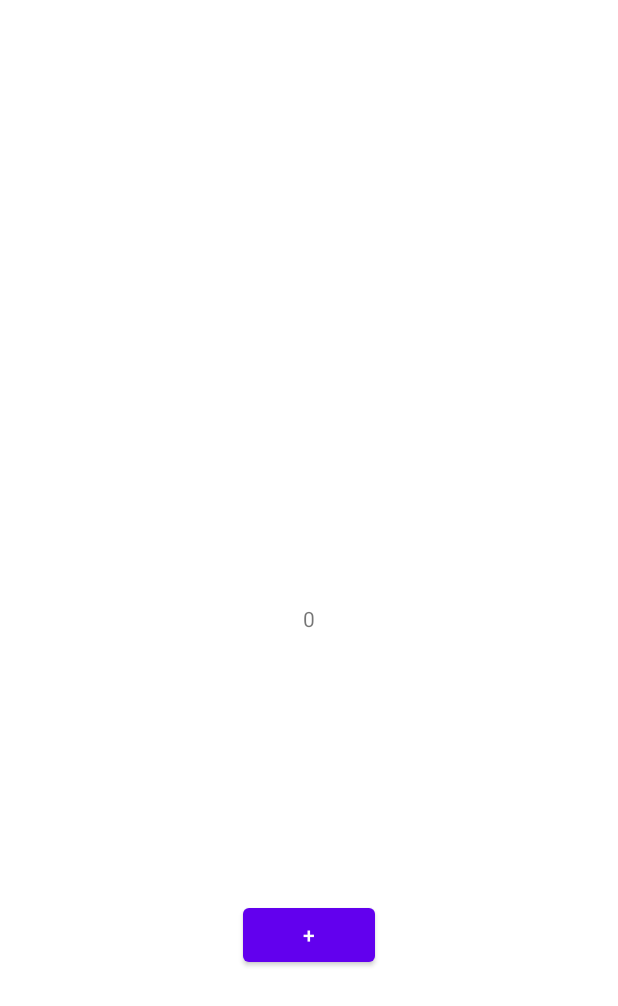
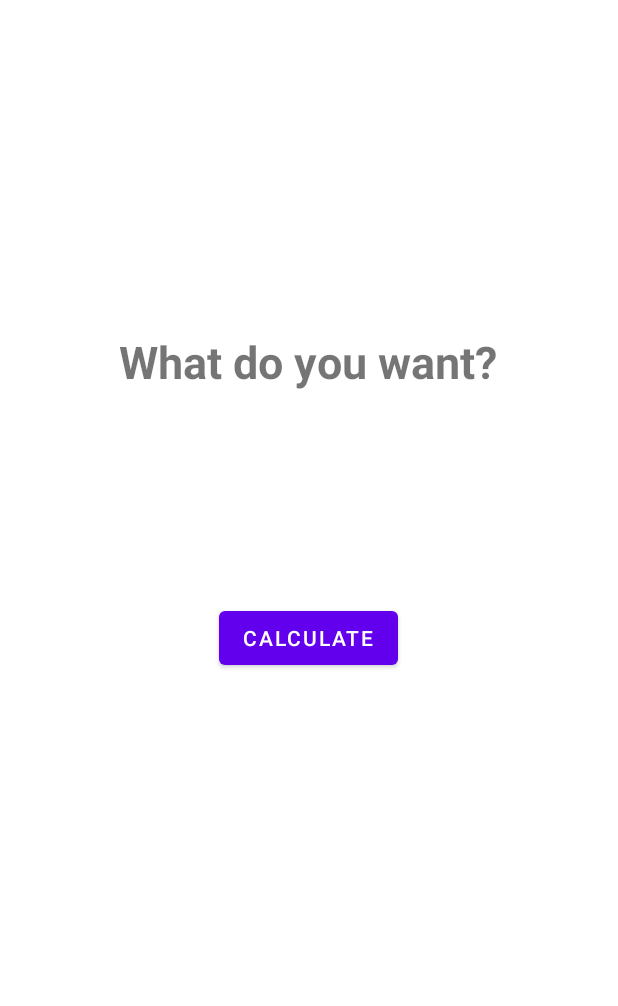
Before and after one commit to FockRock/PracticeApp, an Android app: the screen it shows after launch (Test), on a phone screen of 412 x 824 dp. Shown: the top 1006 px of the screen. Run offline under Robolectric (Android 15) with nearby library versions, the phone set to English and light mode, and no system bars.

Commit message:
hub created

```diff
--- a/app/src/main/java/com/skillbox/practiceapp/Constance.kt
+++ b/app/src/main/java/com/skillbox/practiceapp/Constance.kt
@@ -8,4 +8,5 @@ object Constance {
 
     const val REQUEST_CODE_SIGN_IN = 1234
     const val REQUEST_CODE_SIGN_UP = 4321
+    const val REQUEST_CODE_CALCULATE = 111222
 }
--- a/app/src/main/java/com/skillbox/practiceapp/Test.kt
+++ b/app/src/main/java/com/skillbox/practiceapp/Test.kt
@@ -1,7 +1,8 @@
 package com.skillbox.practiceapp
 
+import android.content.Intent
 import android.os.Bundle
-import android.os.PersistableBundle
+import android.view.View
 import androidx.appcompat.app.AppCompatActivity
 import com.skillbox.practiceapp.databinding.TestBinding
 
@@ -14,4 +15,9 @@ class Test: AppCompatActivity() {
         bindingClass = TestBinding.inflate(layoutInflater)
         setContentView(bindingClass.root)
     }
+
+    fun calculateProgress (view: View) {
+        val i = Intent(this, PracticeCalculateActivity::class.java)
+        startActivityForResult(i, Constance.REQUEST_CODE_CALCULATE)
+    }
 }
--- a/app/src/main/res/layout/test.xml
+++ b/app/src/main/res/layout/test.xml
@@ -9,19 +9,25 @@
         android:id="@+id/textView"
         android:layout_width="wrap_content"
         android:layout_height="wrap_content"
-        android:text="0"
+        android:text="@string/question"
+        android:textSize="30sp"
+        android:textStyle="bold"
         app:layout_constraintBottom_toBottomOf="parent"
         app:layout_constraintEnd_toEndOf="parent"
+        app:layout_constraintHorizontal_bias="0.496"
         app:layout_constraintStart_toStartOf="parent"
-        app:layout_constraintTop_toTopOf="parent" />
+        app:layout_constraintTop_toTopOf="parent"
+        app:layout_constraintVertical_bias="0.282" />
 
     <Button
-        android:id="@+id/button2"
+        android:id="@+id/cb"
         android:layout_width="wrap_content"
         android:layout_height="wrap_content"
-        android:text="+"
+        android:onClick="calculateProgress"
+        android:text="@string/calculate"
         app:layout_constraintBottom_toBottomOf="parent"
         app:layout_constraintEnd_toEndOf="@+id/textView"
         app:layout_constraintStart_toStartOf="@+id/textView"
-        app:layout_constraintTop_toBottomOf="@+id/textView" />
+        app:layout_constraintTop_toBottomOf="@+id/textView"
+        app:layout_constraintVertical_bias="0.272" />
 </androidx.constraintlayout.widget.ConstraintLayout>
--- a/app/src/main/res/values/strings.xml
+++ b/app/src/main/res/values/strings.xml
@@ -16,4 +16,5 @@
     <string name="password">Password:</string>
     <string name="name_enter">Name</string>
     <string name="done">Done</string>
+    <string name="question">What do you want?</string>
 </resources>
```
